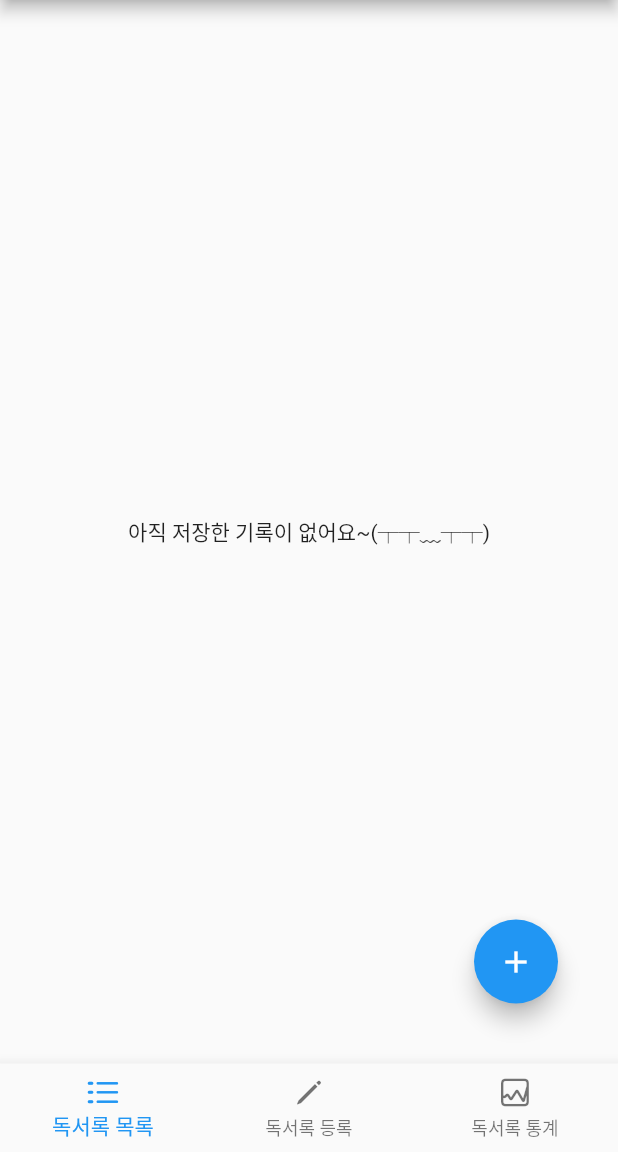
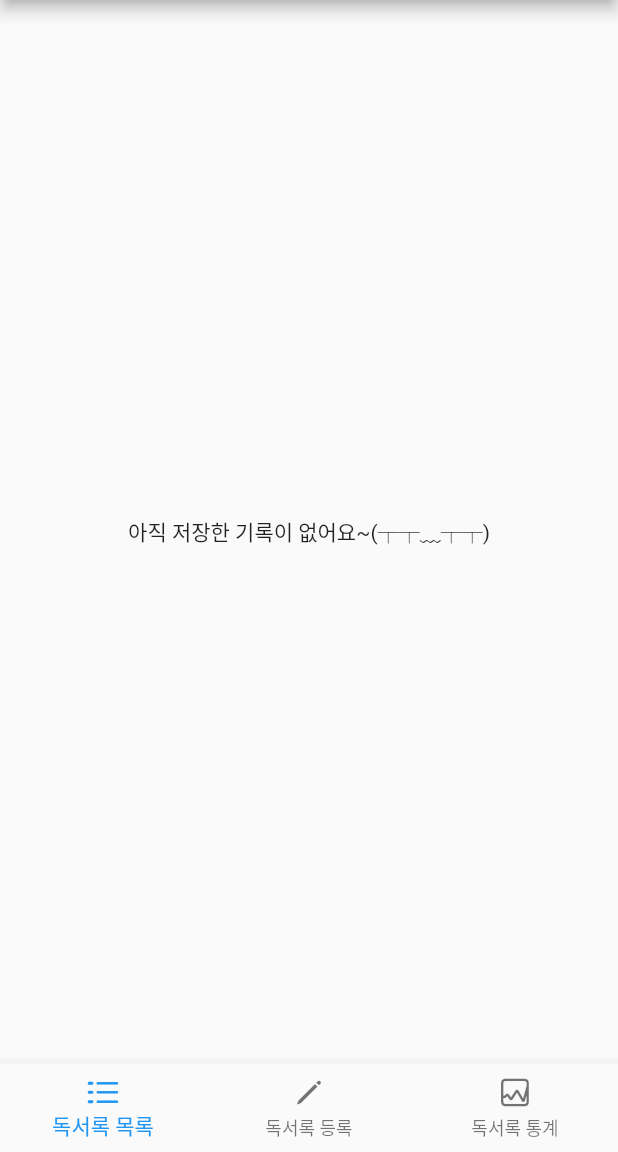
Before and after one commit to hellou8363/my_reading_history, a Flutter app: the screen it shows after launch, on a phone screen of 412 x 824 dp, the part 84-1236 px from its top. Run offline on Flutter 3.47's test engine with Material 2 defaults, Android fonts, the phone set to English and light mode, and no system bars; our stand-ins replace fl_chart, image_picker, sqflite; accounts and stored records are empty.

Commit message:
BottomNavigationBar 사용으로 FloatingActionButton 제거

```diff
--- a/lib/screens/record_create_screen.dart
+++ b/lib/screens/record_create_screen.dart
@@ -30,7 +30,6 @@ class _RecordCreateScreenState extends State<RecordCreateScreen> {
 
   Future getImage(ImageSource imageSource) async {
     final XFile? pickedFile = await picker.pickImage(source: imageSource);
-    print('>>>>>pickedFile1: ${pickedFile?.path}');
     setState(() {
       _image = pickedFile?.path;
     });
--- a/lib/screens/reding_list_screen.dart
+++ b/lib/screens/reding_list_screen.dart
@@ -30,9 +30,7 @@ class _ReadingListScreenState extends State<ReadingListScreen> {
         onRefresh: _refreshData,
         child: Padding(
           padding: const EdgeInsets.symmetric(vertical: 20, horizontal: 20),
-          child: Stack(
-            children: [
-              FutureBuilder<List<Map<String, dynamic>>>(
+          child:               FutureBuilder<List<Map<String, dynamic>>>(
             future: databaseHelper.getItemList(),
             builder: (context, snapshot) {
               if (snapshot.connectionState == ConnectionState.waiting) {
@@ -58,19 +56,6 @@ class _ReadingListScreenState extends State<ReadingListScreen> {
                 );
               }
             },
-              ),
-              Positioned(
-                right: 20,
-                bottom: 20,
-                child: FloatingActionButton(
-                  onPressed: () {
-                    Navigator.pushNamed(context, '/recordCreate');
-                    // Navigator.pop(context);
-                  },
-                  child: const Icon(Icons.add),
-                ),
-              ),
-            ],
           ),
         ),
       ),
```
Lines whose indentation alone changed are shown as unchanged.
